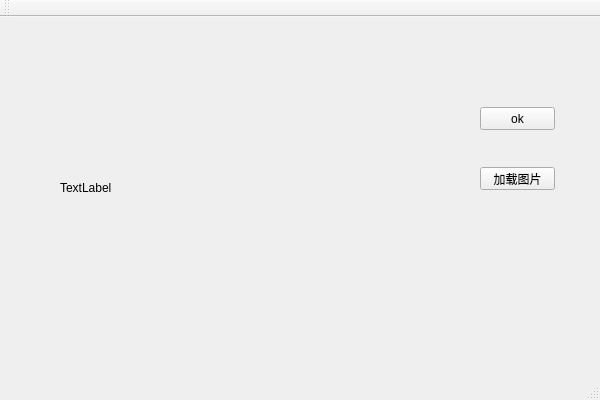
Before: the Qt Designer form myQt/myQt.ui in Silverqwx/Qt-, drawn with Qt 5.
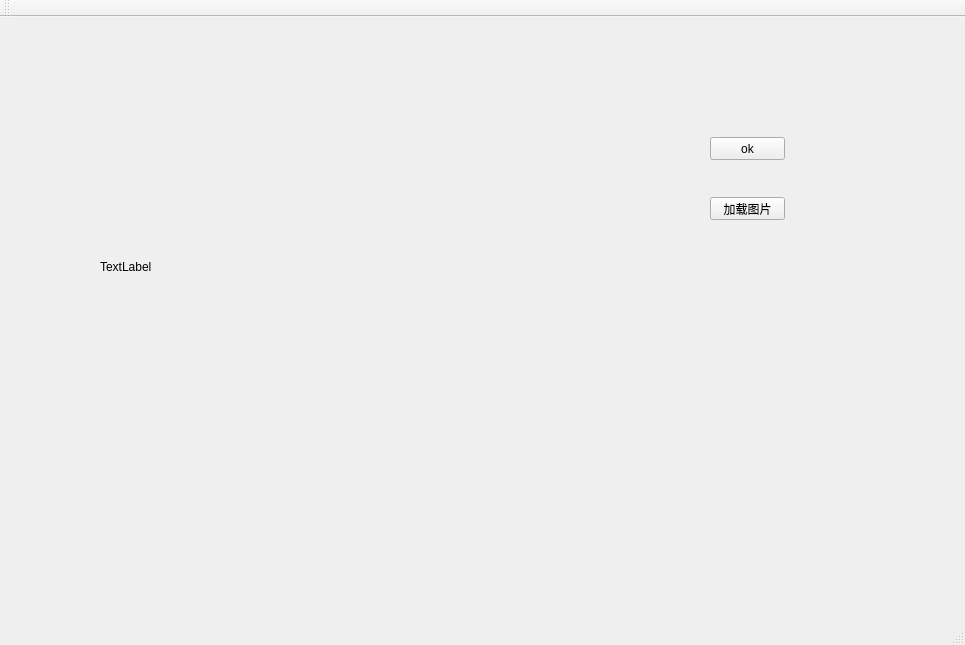
After: the same form once the commit is applied.

```diff
--- a/myQt/myQt.ui
+++ b/myQt/myQt.ui
@@ -6,8 +6,8 @@
    <rect>
     <x>0</x>
     <y>0</y>
-    <width>600</width>
-    <height>400</height>
+    <width>965</width>
+    <height>645</height>
    </rect>
   </property>
   <property name="windowTitle">
@@ -17,8 +17,8 @@
    <widget class="QPushButton" name="Button_ok">
     <property name="geometry">
      <rect>
-      <x>480</x>
-      <y>90</y>
+      <x>710</x>
+      <y>120</y>
       <width>75</width>
       <height>23</height>
      </rect>
@@ -27,24 +27,11 @@
      <string>ok</string>
     </property>
    </widget>
-   <widget class="QLabel" name="label">
-    <property name="geometry">
-     <rect>
-      <x>60</x>
-      <y>40</y>
-      <width>381</width>
-      <height>261</height>
-     </rect>
-    </property>
-    <property name="text">
-     <string>TextLabel</string>
-    </property>
-   </widget>
    <widget class="QPushButton" name="load_image">
     <property name="geometry">
      <rect>
-      <x>480</x>
-      <y>150</y>
+      <x>710</x>
+      <y>180</y>
       <width>75</width>
       <height>23</height>
      </rect>
@@ -53,6 +40,25 @@
      <string>加载图片</string>
     </property>
    </widget>
+   <widget class="QWidget" name="gridLayoutWidget">
+    <property name="geometry">
+     <rect>
+      <x>89</x>
+      <y>69</y>
+      <width>451</width>
+      <height>361</height>
+     </rect>
+    </property>
+    <layout class="QGridLayout" name="gridLayout">
+     <item row="0" column="0">
+      <widget class="QLabel" name="label">
+       <property name="text">
+        <string>TextLabel</string>
+       </property>
+      </widget>
+     </item>
+    </layout>
+   </widget>
   </widget>
   <widget class="QMenuBar" name="menuBar">
    <property name="geometry">
```
Left out of the diff: 26 changed lines with no effect on the pictures.
